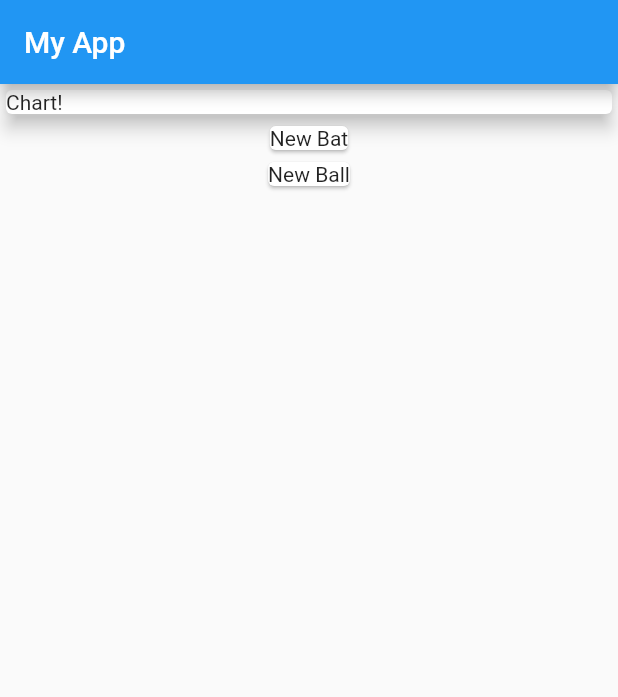
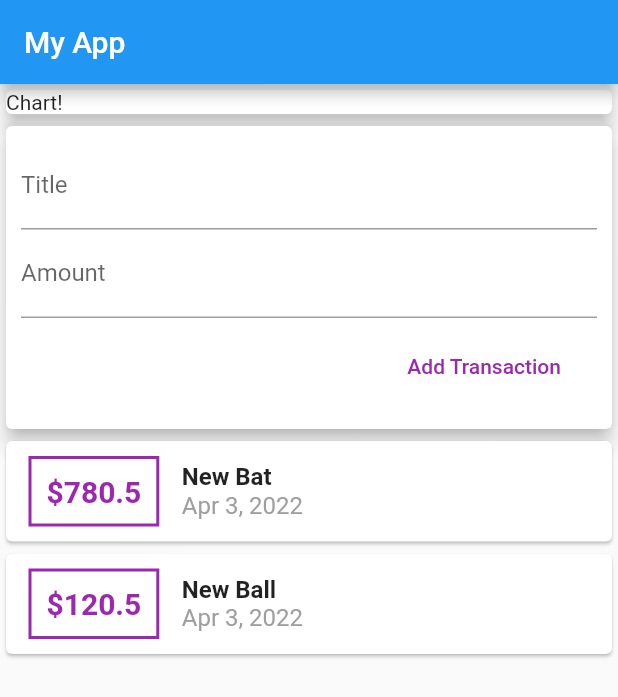
Before and after one commit to devraselhossen/Personal_Expanses_App, a Flutter app: the screen it shows after launch, on a phone screen of 412 x 824 dp. Shown: the top 697 px of the screen. Run offline on Flutter 3.47's test engine with Material 2 defaults, Android fonts, the light colour scheme and no system bars.

Commit message:
third commit

```diff
--- a/lib/home.dart
+++ b/lib/home.dart
@@ -1,7 +1,8 @@
-// ignore_for_file: prefer_const_constructors, sized_box_for_whitespace
+// ignore_for_file: prefer_const_constructors, sized_box_for_whitespace, avoid_unnecessary_containers, prefer_const_literals_to_create_immutables, deprecated_member_use
 
 import 'package:add_product_demo/transaction.dart';
 import 'package:flutter/material.dart';
+import 'package:intl/intl.dart';
 
 class Home extends StatefulWidget {
   const Home({Key? key}) : super(key: key);
@@ -15,7 +16,7 @@ class _HomeState extends State<Home> {
     Transaction(
         id: "t1", title: "New Bat", amount: 780.50, date: DateTime.now()),
     Transaction(
-        id: "t2", title: "New Ball", amount: 70.50, date: DateTime.now()),
+        id: "t2", title: "New Ball", amount: 120.50, date: DateTime.now()),
   ];
 
   @override
@@ -25,6 +26,7 @@ class _HomeState extends State<Home> {
         title: Text("My App"),
       ),
       body: Column(
+        crossAxisAlignment: CrossAxisAlignment.stretch,
         children: [
           Container(
             width: double.infinity,
@@ -33,13 +35,70 @@ class _HomeState extends State<Home> {
               child: Text("Chart!"),
             ),
           ),
+          Card(
+            elevation: 5,
+            child: Container(
+              padding: EdgeInsets.all(10),
+              child: Column(
+                crossAxisAlignment: CrossAxisAlignment.end,
+                children: [
+                  TextField(
+                    decoration: InputDecoration(labelText: "Title"),
+                  ),
+                  TextField(
+                    decoration: InputDecoration(labelText: "Amount"),
+                  ),
+                  Padding(
+                    padding: const EdgeInsets.all(8.0),
+                    child: FlatButton(
+                      onPressed: () {},
+                      child: Text(
+                        "Add Transaction",
+                      ),
+                      textColor: Colors.purple,
+                    ),
+                  )
+                ],
+              ),
+            ),
+          ),
           Column(
-            children: transactions.map((tx) {
-              return Card(
-                child: Text(tx.title),
-              );
-            }).toList()
-          )
+              children: transactions.map((tx) {
+            return Card(
+              elevation: 1,
+              child: Row(
+                children: [
+                  Container(
+                    margin: EdgeInsets.symmetric(vertical: 10, horizontal: 15),
+                    decoration: BoxDecoration(
+                        border: Border.all(width: 2, color: Colors.purple)),
+                    padding: EdgeInsets.all(10),
+                    child: Text(
+                      '\$${tx.amount}',
+                      style: TextStyle(
+                          fontWeight: FontWeight.bold,
+                          color: Colors.purple,
+                          fontSize: 20),
+                    ),
+                  ),
+                  Column(
+                    crossAxisAlignment: CrossAxisAlignment.start,
+                    children: [
+                      Text(
+                        tx.title,
+                        style: TextStyle(
+                            fontWeight: FontWeight.bold, fontSize: 16),
+                      ),
+                      Text(
+                        DateFormat.yMMMd().format(tx.date),
+                        style: TextStyle(color: Colors.grey, fontSize: 16),
+                      )
+                    ],
+                  )
+                ],
+              ),
+            );
+          }).toList())
         ],
       ),
     );
--- a/pubspec.yaml
+++ b/pubspec.yaml
@@ -34,6 +34,7 @@ dependencies:
   # The following adds the Cupertino Icons font to your application.
   # Use with the CupertinoIcons class for iOS style icons.
   cupertino_icons: ^1.0.2
+  intl: ^0.17.0
 
 dev_dependencies:
   flutter_test:
```
Also changed, not shown: pubspec.lock.
